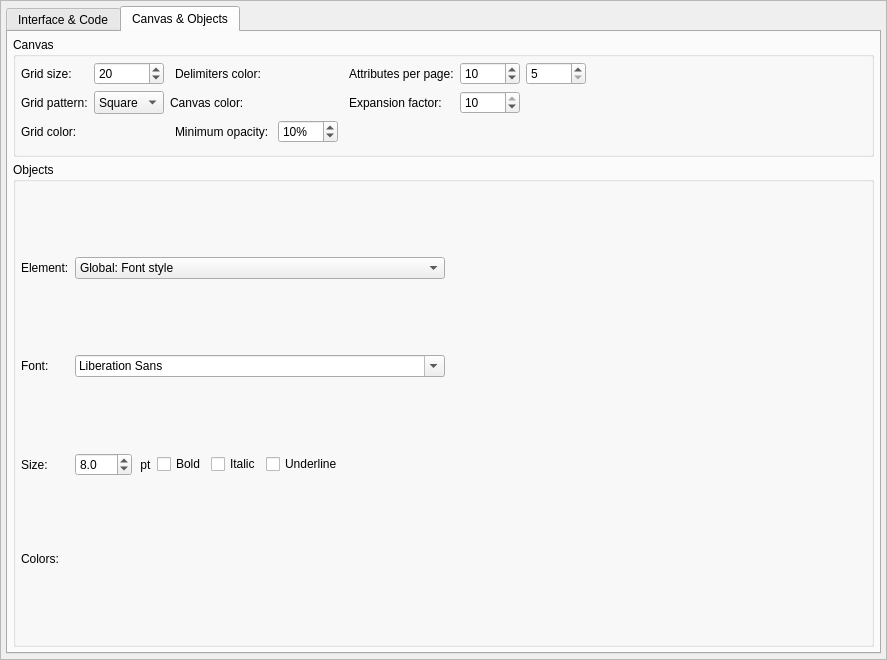
maniac787/pgmodeler, file libs/libgui/ui/settings/appearanceconfigwidget.ui: the form before one commit.
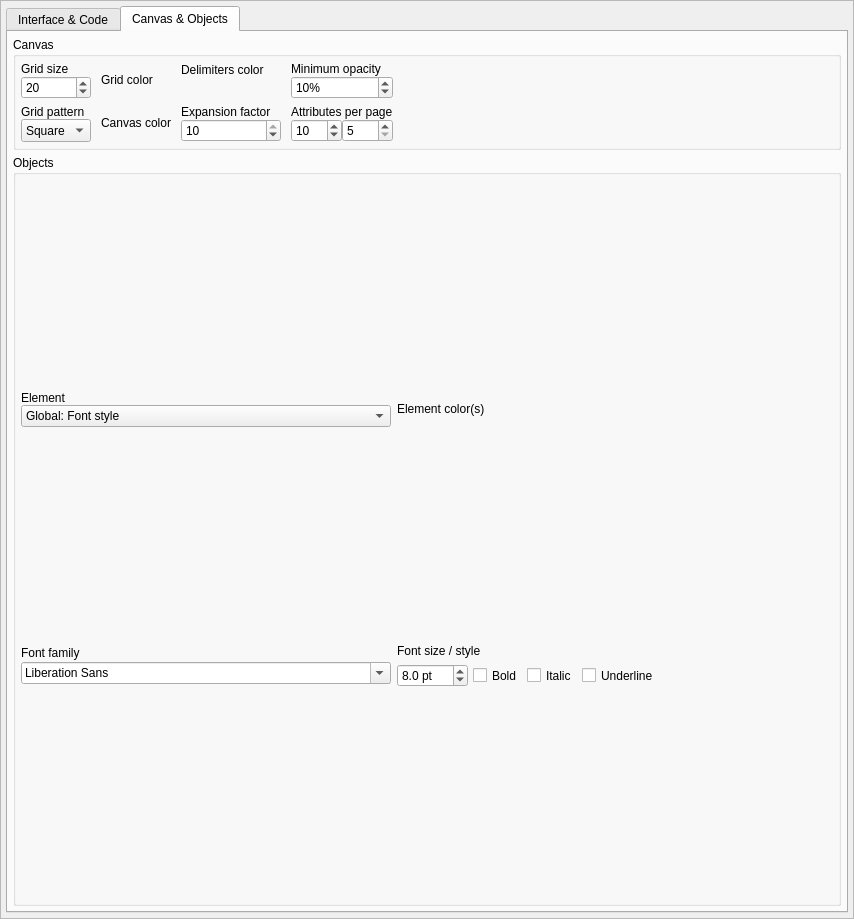
The form after the commit. The open tabs and pages were chosen to show the change. Icons and pictures are not drawn.

Commit message: Continue UI refinements: improve appearanceconfigwidget layout structure

The edit to the form file:
```diff
--- a/libs/libgui/ui/settings/appearanceconfigwidget.ui
+++ b/libs/libgui/ui/settings/appearanceconfigwidget.ui
@@ -6,8 +6,8 @@
    <rect>
     <x>0</x>
     <y>0</y>
-    <width>887</width>
-    <height>660</height>
+    <width>854</width>
+    <height>919</height>
    </rect>
   </property>
   <property name="sizePolicy">
@@ -16,6 +16,12 @@
     <verstretch>0</verstretch>
    </sizepolicy>
   </property>
+  <property name="minimumSize">
+   <size>
+    <width>0</width>
+    <height>0</height>
+   </size>
+  </property>
   <property name="windowTitle">
    <string>Form</string>
   </property>
@@ -85,242 +91,7 @@
           <property name="bottomMargin">
            <number>5</number>
           </property>
-          <property name="horizontalSpacing">
-           <number>5</number>
-          </property>
-          <item row="0" column="2">
-           <widget class="QGroupBox" name="code_style_gb">
-            <property name="sizePolicy">
-             <sizepolicy hsizetype="Expanding" vsizetype="Preferred">
-              <horstretch>0</horstretch>
-              <verstretch>0</verstretch>
-             </sizepolicy>
-            </property>
-            <property name="title">
-             <string>Code style</string>
-            </property>
-            <layout class="QGridLayout" name="gridLayout_2">
-             <property name="leftMargin">
-              <number>5</number>
-             </property>
-             <property name="topMargin">
-              <number>5</number>
-             </property>
-             <property name="rightMargin">
-              <number>5</number>
-             </property>
-             <property name="bottomMargin">
-              <number>5</number>
-             </property>
-             <item row="1" column="1">
-              <layout class="QHBoxLayout" name="code_wgt_colors_lt">
-               <item>
-                <spacer name="horizontalSpacer_2">
-                 <property name="orientation">
-                  <enum>Qt::Orientation::Horizontal</enum>
-                 </property>
-                 <property name="sizeHint" stdset="0">
-                  <size>
-                   <width>40</width>
-                   <height>20</height>
-                  </size>
-                 </property>
-                </spacer>
-               </item>
-              </layout>
-             </item>
-             <item row="2" column="0">
-              <widget class="QLabel" name="label_2">
-               <property name="text">
-                <string>Options:</string>
-               </property>
-              </widget>
-             </item>
-             <item row="0" column="1">
-              <layout class="QHBoxLayout" name="horizontalLayout_6">
-               <item>
-                <widget class="QFontComboBox" name="code_font_cmb">
-                 <property name="sizePolicy">
-                  <sizepolicy hsizetype="Expanding" vsizetype="Fixed">
-                   <horstretch>0</horstretch>
-                   <verstretch>0</verstretch>
-                  </sizepolicy>
-                 </property>
-                 <property name="sizeAdjustPolicy">
-                  <enum>QComboBox::SizeAdjustPolicy::AdjustToContents</enum>
-                 </property>
-                </widget>
-               </item>
-               <item>
-                <widget class="QDoubleSpinBox" name="code_font_size_spb">
-                 <property name="sizePolicy">
-                  <sizepolicy hsizetype="Preferred" vsizetype="Preferred">
-                   <horstretch>0</horstretch>
-                   <verstretch>0</verstretch>
-                  </sizepolicy>
-                 </property>
-                 <property name="specialValueText">
-                  <string/>
-                 </property>
-                 <property name="suffix">
-                  <string> pt</string>
-                 </property>
-                 <property name="decimals">
-                  <number>1</number>
-                 </property>
-                 <property name="minimum">
-                  <double>5.000000000000000</double>
-                 </property>
-                 <property name="maximum">
-                  <double>100.000000000000000</double>
-                 </property>
-                 <property name="singleStep">
-                  <double>0.500000000000000</double>
-                 </property>
-                 <property name="value">
-                  <double>11.000000000000000</double>
-                 </property>
-                </widget>
-               </item>
-              </layout>
-             </item>
              <item row="0" column="0">
-              <widget class="QLabel" name="font_lbl_3">
-               <property name="sizePolicy">
-                <sizepolicy hsizetype="Fixed" vsizetype="Fixed">
-                 <horstretch>0</horstretch>
-                 <verstretch>0</verstretch>
-                </sizepolicy>
-               </property>
-               <property name="text">
-                <string>Font:</string>
-               </property>
-              </widget>
-             </item>
-             <item row="2" column="1">
-              <layout class="QHBoxLayout" name="horizontalLayout_7">
-               <item>
-                <widget class="QCheckBox" name="hightlight_lines_chk">
-                 <property name="sizePolicy">
-                  <sizepolicy hsizetype="Fixed" vsizetype="Fixed">
-                   <horstretch>0</horstretch>
-                   <verstretch>0</verstretch>
-                  </sizepolicy>
-                 </property>
-                 <property name="text">
-                  <string>Highlight lines at cursor's position</string>
-                 </property>
-                 <property name="checked">
-                  <bool>true</bool>
-                 </property>
-                </widget>
-               </item>
-               <item>
-                <widget class="QCheckBox" name="disp_line_numbers_chk">
-                 <property name="sizePolicy">
-                  <sizepolicy hsizetype="Expanding" vsizetype="Fixed">
-                   <horstretch>0</horstretch>
-                   <verstretch>0</verstretch>
-                  </sizepolicy>
-                 </property>
-                 <property name="text">
-                  <string>Display line numbers</string>
-                 </property>
-                 <property name="checked">
-                  <bool>true</bool>
-                 </property>
-                </widget>
-               </item>
-              </layout>
-             </item>
-             <item row="1" column="0">
-              <widget class="QLabel" name="colors_lbl_2">
-               <property name="sizePolicy">
-                <sizepolicy hsizetype="Fixed" vsizetype="Fixed">
-                 <horstretch>0</horstretch>
-                 <verstretch>0</verstretch>
-                </sizepolicy>
-               </property>
-               <property name="text">
-                <string>Colors:</string>
-               </property>
-              </widget>
-             </item>
-             <item row="3" column="1">
-              <layout class="QHBoxLayout" name="horizontalLayout">
-               <property name="spacing">
-                <number>5</number>
-               </property>
-               <item>
-                <widget class="QCheckBox" name="tab_width_chk">
-                 <property name="sizePolicy">
-                  <sizepolicy hsizetype="Fixed" vsizetype="Fixed">
-                   <horstretch>0</horstretch>
-                   <verstretch>0</verstretch>
-                  </sizepolicy>
-                 </property>
-                 <property name="text">
-                  <string>Tab width:</string>
-                 </property>
-                 <property name="checked">
-                  <bool>true</bool>
-                 </property>
-                </widget>
-               </item>
-               <item>
-                <widget class="QSpinBox" name="tab_width_spb">
-                 <property name="enabled">
-                  <bool>true</bool>
-                 </property>
-                 <property name="sizePolicy">
-                  <sizepolicy hsizetype="Preferred" vsizetype="Fixed">
-                   <horstretch>0</horstretch>
-                   <verstretch>0</verstretch>
-                  </sizepolicy>
-                 </property>
-                 <property name="minimum">
-                  <number>1</number>
-                 </property>
-                 <property name="maximum">
-                  <number>100</number>
-                 </property>
-                 <property name="value">
-                  <number>1</number>
-                 </property>
-                </widget>
-               </item>
-               <item>
-                <spacer name="horizontalSpacer">
-                 <property name="orientation">
-                  <enum>Qt::Orientation::Horizontal</enum>
-                 </property>
-                 <property name="sizeHint" stdset="0">
-                  <size>
-                   <width>40</width>
-                   <height>20</height>
-                  </size>
-                 </property>
-                </spacer>
-               </item>
-              </layout>
-             </item>
-            </layout>
-           </widget>
-          </item>
-          <item row="1" column="0" colspan="3">
-           <widget class="QGroupBox" name="code_preview_gb">
-            <property name="sizePolicy">
-             <sizepolicy hsizetype="Preferred" vsizetype="Expanding">
-              <horstretch>0</horstretch>
-              <verstretch>0</verstretch>
-             </sizepolicy>
-            </property>
-            <property name="title">
-             <string>Code style preview</string>
-            </property>
-           </widget>
-          </item>
-          <item row="0" column="0" colspan="2">
            <widget class="QGroupBox" name="ui_theme_gb">
             <property name="sizePolicy">
              <sizepolicy hsizetype="Fixed" vsizetype="Preferred">
@@ -566,12 +337,6 @@
               <verstretch>0</verstretch>
              </sizepolicy>
             </property>
-            <property name="minimumSize">
-             <size>
-              <width>0</width>
-              <height>0</height>
-             </size>
-            </property>
             <property name="title">
              <string>Canvas</string>
             </property>
@@ -588,26 +353,86 @@
              <property name="bottomMargin">
               <number>5</number>
              </property>
-             <item row="0" column="2">
-              <widget class="QLabel" name="delimiters_color_lbl">
+             <property name="horizontalSpacing">
+              <number>10</number>
+             </property>
+             <item row="0" column="3">
+              <layout class="QVBoxLayout" name="verticalLayout_12">
+               <item>
+                <widget class="QLabel" name="min_obj_opacity_lbl">
                <property name="sizePolicy">
-                <sizepolicy hsizetype="Fixed" vsizetype="Preferred">
+                  <sizepolicy hsizetype="Preferred" vsizetype="Fixed">
                  <horstretch>0</horstretch>
                  <verstretch>0</verstretch>
                 </sizepolicy>
+                 </property>
+                 <property name="text">
+                  <string>Minimum opacity </string>
+                 </property>
+                </widget>
+               </item>
+               <item>
+                <layout class="QHBoxLayout" name="horizontalLayout_6">
+                 <item>
+                  <widget class="QSpinBox" name="min_obj_opacity_spb">
+                   <property name="sizePolicy">
+                    <sizepolicy hsizetype="Preferred" vsizetype="Preferred">
+                     <horstretch>0</horstretch>
+                     <verstretch>0</verstretch>
+                    </sizepolicy>
+                   </property>
+                   <property name="minimumSize">
+                    <size>
+                     <width>100</width>
+                     <height>0</height>
+                    </size>
+                   </property>
+                   <property name="toolTip">
+                    <string>&lt;p&gt;Defines the minimum opacity percentage applied to the objects when using the fade out feature. A zero opacity causes the object to be completely hidden not being possible to interact with it in the canvas area.&lt;/p&gt;</string>
                </property>
                <property name="statusTip">
                 <string/>
                </property>
-               <property name="text">
-                <string>Delimiters color:</string>
-               </property>
-               <property name="indent">
+                   <property name="suffix">
+                    <string>%</string>
+                   </property>
+                   <property name="minimum">
+                    <number>0</number>
+                   </property>
+                   <property name="maximum">
+                    <number>70</number>
+                   </property>
+                   <property name="singleStep">
                 <number>5</number>
                </property>
-              </widget>
-             </item>
-             <item row="0" column="1">
+                   <property name="value">
+                    <number>10</number>
+                   </property>
+                  </widget>
+                 </item>
+                </layout>
+               </item>
+              </layout>
+             </item>
+             <item row="0" column="0">
+              <layout class="QVBoxLayout" name="verticalLayout_16">
+               <item>
+                <widget class="QLabel" name="grid_size_lbl">
+                 <property name="sizePolicy">
+                  <sizepolicy hsizetype="Fixed" vsizetype="Fixed">
+                   <horstretch>0</horstretch>
+                   <verstretch>0</verstretch>
+                  </sizepolicy>
+                 </property>
+                 <property name="statusTip">
+                  <string/>
+                 </property>
+                 <property name="text">
+                  <string>Grid size</string>
+                 </property>
+                </widget>
+               </item>
+               <item>
               <widget class="QSpinBox" name="grid_size_spb">
                <property name="sizePolicy">
                 <sizepolicy hsizetype="Preferred" vsizetype="Preferred">
@@ -635,7 +460,27 @@
                </property>
               </widget>
              </item>
-             <item row="1" column="1">
+              </layout>
+             </item>
+             <item row="1" column="0">
+              <layout class="QVBoxLayout" name="verticalLayout_13">
+               <item>
+                <widget class="QLabel" name="grid_pattern_lbl">
+                 <property name="sizePolicy">
+                  <sizepolicy hsizetype="Fixed" vsizetype="Fixed">
+                   <horstretch>0</horstretch>
+                   <verstretch>0</verstretch>
+                  </sizepolicy>
+                 </property>
+                 <property name="statusTip">
+                  <string/>
+                 </property>
+                 <property name="text">
+                  <string>Grid pattern</string>
+                 </property>
+                </widget>
+               </item>
+               <item>
               <widget class="QComboBox" name="grid_pattern_cmb">
                <property name="sizePolicy">
                 <sizepolicy hsizetype="Preferred" vsizetype="Preferred">
@@ -655,30 +500,14 @@
                </item>
               </widget>
              </item>
-             <item row="0" column="3">
-              <layout class="QHBoxLayout" name="delimiters_color_lt">
-               <property name="leftMargin">
-                <number>0</number>
-               </property>
-               <item>
-                <spacer name="horizontalSpacer_3">
-                 <property name="orientation">
-                  <enum>Qt::Orientation::Horizontal</enum>
-                 </property>
-                 <property name="sizeHint" stdset="0">
-                  <size>
-                   <width>40</width>
-                   <height>20</height>
-                  </size>
-                 </property>
-                </spacer>
-               </item>
               </layout>
              </item>
-             <item row="1" column="0">
-              <widget class="QLabel" name="grid_pattern_lbl">
+             <item row="1" column="1">
+              <layout class="QVBoxLayout" name="verticalLayout_14">
+               <item>
+                <widget class="QLabel" name="canvas_color">
                <property name="sizePolicy">
-                <sizepolicy hsizetype="Preferred" vsizetype="Preferred">
+                  <sizepolicy hsizetype="Fixed" vsizetype="Fixed">
                  <horstretch>0</horstretch>
                  <verstretch>0</verstretch>
                 </sizepolicy>
@@ -687,14 +516,19 @@
                 <string/>
                </property>
                <property name="text">
-                <string>Grid pattern:</string>
+                  <string>Canvas color</string>
+                 </property>
+                 <property name="indent">
+                  <number>0</number>
                </property>
               </widget>
              </item>
-             <item row="2" column="1">
-              <layout class="QHBoxLayout" name="grid_color_lt"/>
-             </item>
-             <item row="0" column="6" rowspan="4">
+               <item>
+                <layout class="QHBoxLayout" name="canvas_color_lt"/>
+               </item>
+              </layout>
+             </item>
+             <item row="0" column="5" rowspan="2">
               <spacer name="horizontalSpacer_10">
                <property name="orientation">
                 <enum>Qt::Orientation::Horizontal</enum>
@@ -707,10 +541,12 @@
                </property>
               </spacer>
              </item>
-             <item row="2" column="0">
+             <item row="0" column="1">
+              <layout class="QVBoxLayout" name="verticalLayout_11">
+               <item>
               <widget class="QLabel" name="grid_line_color_lbl">
                <property name="sizePolicy">
-                <sizepolicy hsizetype="Preferred" vsizetype="Preferred">
+                  <sizepolicy hsizetype="Preferred" vsizetype="Fixed">
                  <horstretch>0</horstretch>
                  <verstretch>0</verstretch>
                 </sizepolicy>
@@ -719,130 +555,144 @@
                 <string/>
                </property>
                <property name="text">
-                <string>Grid color:</string>
+                  <string>Grid color</string>
                </property>
               </widget>
              </item>
-             <item row="0" column="0">
-              <widget class="QLabel" name="grid_size_lbl">
-               <property name="sizePolicy">
-                <sizepolicy hsizetype="Preferred" vsizetype="Preferred">
-                 <horstretch>0</horstretch>
-                 <verstretch>0</verstretch>
-                </sizepolicy>
-               </property>
-               <property name="statusTip">
-                <string/>
-               </property>
-               <property name="text">
-                <string>Grid size:</string>
-               </property>
-              </widget>
+               <item>
+                <layout class="QHBoxLayout" name="grid_color_lt"/>
+               </item>
+              </layout>
              </item>
              <item row="1" column="2">
-              <widget class="QLabel" name="canvas_color">
+              <layout class="QVBoxLayout" name="verticalLayout_15">
+               <item>
+                <widget class="QLabel" name="expansion_factor_lbl">
                <property name="sizePolicy">
-                <sizepolicy hsizetype="Fixed" vsizetype="Preferred">
+                  <sizepolicy hsizetype="Preferred" vsizetype="Fixed">
                  <horstretch>0</horstretch>
                  <verstretch>0</verstretch>
                 </sizepolicy>
                </property>
+                 <property name="text">
+                  <string>Expansion factor</string>
+                 </property>
+                 <property name="margin">
+                  <number>0</number>
+                 </property>
+                </widget>
+               </item>
+               <item>
+                <layout class="QHBoxLayout" name="horizontalLayout">
+                 <property name="bottomMargin">
+                  <number>0</number>
+                 </property>
+                 <item>
+                  <widget class="QSpinBox" name="expansion_factor_spb">
+                   <property name="sizePolicy">
+                    <sizepolicy hsizetype="Preferred" vsizetype="Preferred">
+                     <horstretch>0</horstretch>
+                     <verstretch>0</verstretch>
+                    </sizepolicy>
+                   </property>
+                   <property name="minimumSize">
+                    <size>
+                     <width>100</width>
+                     <height>0</height>
+                    </size>
+                   </property>
+                   <property name="toolTip">
+                    <string>&lt;p&gt;The expansion factor is the number of times the current page dimension (width and height) is used to expand the canvas geometry to a certain direction (top, left, bottom, or right). The page dimension can be adjusted in the printing options.&lt;/p&gt;</string>
+                   </property>
                <property name="statusTip">
                 <string/>
                </property>
+                   <property name="minimum">
+                    <number>1</number>
+                   </property>
+                   <property name="maximum">
+                    <number>10</number>
+                   </property>
+                   <property name="singleStep">
+                    <number>1</number>
+                   </property>
+                   <property name="value">
+                    <number>10</number>
+                   </property>
+                  </widget>
+                 </item>
+                </layout>
+               </item>
+              </layout>
+             </item>
+             <item row="0" column="2">
+              <layout class="QVBoxLayout" name="verticalLayout_17">
+               <item>
+                <widget class="QLabel" name="delimiters_color_lbl">
+                 <property name="sizePolicy">
+                  <sizepolicy hsizetype="Fixed" vsizetype="Fixed">
+                   <horstretch>0</horstretch>
+                   <verstretch>0</verstretch>
+                  </sizepolicy>
+                 </property>
+                 <property name="statusTip">
+                  <string/>
+                 </property>
                <property name="text">
-                <string>Canvas color:</string>
-               </property>
-               <property name="indent">
+                  <string>Delimiters color</string>
+                 </property>
+                </widget>
+               </item>
+               <item>
+                <layout class="QHBoxLayout" name="delimiters_color_lt">
+                 <property name="leftMargin">
                 <number>0</number>
                </property>
-              </widget>
+                 <item>
+                  <spacer name="horizontalSpacer_3">
+                   <property name="orientation">
+                    <enum>Qt::Orientation::Horizontal</enum>
+                   </property>
+                   <property name="sizeHint" stdset="0">
+                    <size>
+                     <width>40</width>
+                     <height>20</height>
+                    </size>
+                   </property>
+                  </spacer>
+                 </item>
+                </layout>
+               </item>
+              </layout>
              </item>
              <item row="1" column="3">
-              <layout class="QHBoxLayout" name="canvas_color_lt"/>
-             </item>
-             <item row="2" column="2">
-              <widget class="QLabel" name="min_obj_opacity_lbl">
-               <property name="sizePolicy">
-                <sizepolicy hsizetype="Preferred" vsizetype="Preferred">
-                 <horstretch>0</horstretch>
-                 <verstretch>0</verstretch>
-                </sizepolicy>
-               </property>
-               <property name="text">
-                <string>Minimum opacity: </string>
-               </property>
-               <property name="indent">
-                <number>5</number>
-               </property>
-              </widget>
-             </item>
-             <item row="2" column="3">
-              <widget class="QSpinBox" name="min_obj_opacity_spb">
-               <property name="sizePolicy">
-                <sizepolicy hsizetype="Fixed" vsizetype="Preferred">
-                 <horstretch>0</horstretch>
-                 <verstretch>0</verstretch>
-                </sizepolicy>
-               </property>
-               <property name="minimumSize">
-                <size>
-                 <width>60</width>
-                 <height>0</height>
-                </size>
-               </property>
-               <property name="toolTip">
-                <string>&lt;p&gt;Defines the minimum opacity percentage applied to the objects when using the fade out feature. A zero opacity causes the object to be completely hidden not being possible to interact with it in the canvas area.&lt;/p&gt;</string>
-               </property>
-               <property name="statusTip">
-                <string/>
-               </property>
-               <property name="suffix">
-                <string>%</string>
-               </property>
-               <property name="minimum">
-                <number>0</number>
-               </property>
-               <property name="maximum">
-                <number>70</number>
-               </property>
-               <property name="singleStep">
-                <number>5</number>
-               </property>
-               <property name="value">
-                <number>10</number>
-               </property>
-              </widget>
-             </item>
-             <item row="0" column="4">
+              <layout class="QVBoxLayout" name="verticalLayout_18">
+               <item>
               <widget class="QLabel" name="attributes_per_page_lbl">
                <property name="sizePolicy">
-                <sizepolicy hsizetype="Preferred" vsizetype="Preferred">
+                  <sizepolicy hsizetype="Preferred" vsizetype="Fixed">
                  <horstretch>0</horstretch>
                  <verstretch>0</verstretch>
                 </sizepolicy>
                </property>
                <property name="text">
-                <string>Attributes per page:</string>
-               </property>
-               <property name="indent">
-                <number>5</number>
+                  <string>Attributes per page</string>
                </property>
               </widget>
              </item>
-             <item row="0" column="5">
+               <item>
               <layout class="QHBoxLayout" name="horizontalLayout_2">
                <item>
                 <widget class="QSpinBox" name="attribs_per_page_spb">
                  <property name="sizePolicy">
-                  <sizepolicy hsizetype="Minimum" vsizetype="Preferred">
+                    <sizepolicy hsizetype="Preferred" vsizetype="Preferred">
                    <horstretch>0</horstretch>
                    <verstretch>0</verstretch>
                   </sizepolicy>
                  </property>
                  <property name="minimumSize">
                   <size>
-                   <width>60</width>
+                     <width>50</width>
                    <height>0</height>
                   </size>
                  </property>
@@ -869,69 +719,14 @@
                <item>
                 <widget class="QSpinBox" name="ext_attribs_per_page_spb">
                  <property name="sizePolicy">
-                  <sizepolicy hsizetype="Minimum" vsizetype="Preferred">
-                   <horstretch>0</horstretch>
-                   <verstretch>0</verstretch>
-                  </sizepolicy>
-                 </property>
-                 <property name="minimumSize">
-                  <size>
-                   <width>60</width>
-                   <height>0</height>
-                  </size>
-                 </property>
-                 <property name="toolTip">
-                  <string>&lt;p&gt;Defines the minimum amount of attributes visible per page on tables and view when the pagination is enabled on these objects.&lt;/p&gt;</string>
-                 </property>
-                 <property name="statusTip">
-                  <string/>
-                 </property>
-                 <property name="minimum">
-                  <number>5</number>
-                 </property>
-                 <property name="maximum">
-                  <number>100</number>
-                 </property>
-                 <property name="singleStep">
-                  <number>5</number>
-                 </property>
-                 <property name="value">
-                  <number>5</number>
-                 </property>
-                </widget>
-               </item>
-              </layout>
-             </item>
-             <item row="1" column="4">
-              <widget class="QLabel" name="expansion_factor_lbl">
-               <property name="sizePolicy">
                 <sizepolicy hsizetype="Preferred" vsizetype="Preferred">
                  <horstretch>0</horstretch>
                  <verstretch>0</verstretch>
                 </sizepolicy>
                </property>
-               <property name="text">
-                <string>Expansion factor:</string>
-               </property>
-               <property name="margin">
-                <number>0</number>
-               </property>
-               <property name="indent">
-                <number>5</number>
-               </property>
-              </widget>
-             </item>
-             <item row="1" column="5">
-              <widget class="QSpinBox" name="expansion_factor_spb">
-               <property name="sizePolicy">
-                <sizepolicy hsizetype="Fixed" vsizetype="Preferred">
-                 <horstretch>0</horstretch>
-                 <verstretch>0</verstretch>
-                </sizepolicy>
-               </property>
                <property name="minimumSize">
                 <size>
-                 <width>60</width>
+                     <width>50</width>
                  <height>0</height>
                 </size>
                </property>
@@ -942,18 +737,22 @@
                 <string/>
                </property>
                <property name="minimum">
-                <number>1</number>
+                    <number>5</number>
                </property>
                <property name="maximum">
-                <number>10</number>
+                    <number>100</number>
                </property>
                <property name="singleStep">
                 <number>1</number>
                </property>
                <property name="value">
-                <number>10</number>
-               </property>
-              </widget>
+                    <number>5</number>
+                   </property>
+                  </widget>
+                 </item>
+                </layout>
+               </item>
+              </layout>
              </item>
             </layout>
            </widget>
@@ -983,6 +782,14 @@
               <number>5</number>
              </property>
              <item row="0" column="0">
+              <layout class="QVBoxLayout" name="verticalLayout_19">
+               <property name="spacing">
+                <number>0</number>
+               </property>
+               <property name="leftMargin">
+                <number>0</number>
+               </property>
+               <item>
               <widget class="QLabel" name="element_lbl">
                <property name="sizePolicy">
                 <sizepolicy hsizetype="Fixed" vsizetype="Fixed">
@@ -991,18 +798,10 @@
                 </sizepolicy>
                </property>
                <property name="text">
-                <string>Element:</string>
+                  <string>Element</string>
                </property>
               </widget>
              </item>
-             <item row="0" column="1" colspan="4">
-              <layout class="QHBoxLayout" name="horizontalLayout_8">
-               <property name="spacing">
-                <number>0</number>
-               </property>
-               <property name="leftMargin">
-                <number>0</number>
-               </property>
                <item>
                 <widget class="QComboBox" name="element_cmb">
                  <property name="sizePolicy">
@@ -1356,22 +1155,34 @@
                  </item>
                 </widget>
                </item>
+              </layout>
+             </item>
+             <item row="0" column="1">
+              <layout class="QVBoxLayout" name="verticalLayout_23">
                <item>
-                <spacer name="horizontalSpacer_6">
-                 <property name="orientation">
-                  <enum>Qt::Orientation::Horizontal</enum>
+                <widget class="QLabel" name="colors_lbl">
+                 <property name="sizePolicy">
+                  <sizepolicy hsizetype="Fixed" vsizetype="Fixed">
+                   <horstretch>0</horstretch>
+                   <verstretch>0</verstretch>
+                  </sizepolicy>
                  </property>
-                 <property name="sizeHint" stdset="0">
-                  <size>
-                   <width>40</width>
-                   <height>20</height>
-                  </size>
+                 <property name="text">
+                  <string>Element color(s)</string>
                  </property>
-                </spacer>
+                </widget>
+               </item>
+               <item>
+                <layout class="QVBoxLayout" name="elem_colors_lt"/>
                </item>
               </layout>
              </item>
              <item row="1" column="0">
+              <layout class="QVBoxLayout" name="verticalLayout_20">
+               <property name="spacing">
+                <number>0</number>
+               </property>
+               <item>
               <widget class="QLabel" name="font_lbl">
                <property name="sizePolicy">
                 <sizepolicy hsizetype="Fixed" vsizetype="Fixed">
@@ -1380,15 +1191,10 @@
                 </sizepolicy>
                </property>
                <property name="text">
-                <string>Font:</string>
+                  <string>Font family</string>
                </property>
               </widget>
              </item>
-             <item row="1" column="1" colspan="4">
-              <layout class="QHBoxLayout" name="horizontalLayout_3">
-               <property name="spacing">
-                <number>0</number>
-               </property>
                <item>
                 <widget class="QFontComboBox" name="elem_font_cmb">
                  <property name="sizePolicy">
@@ -1411,54 +1217,39 @@
                  </property>
                 </widget>
                </item>
-               <item>
-                <spacer name="horizontalSpacer_5">
-                 <property name="orientation">
-                  <enum>Qt::Orientation::Horizontal</enum>
-                 </property>
-                 <property name="sizeHint" stdset="0">
-                  <size>
-                   <width>40</width>
-                   <height>20</height>
-                  </size>
-                 </property>
-                </spacer>
-               </item>
               </layout>
              </item>
-             <item row="3" column="0">
-              <widget class="QLabel" name="colors_lbl">
-               <property name="sizePolicy">
-                <sizepolicy hsizetype="Fixed" vsizetype="Fixed">
-                 <horstretch>0</horstretch>
-                 <verstretch>0</verstretch>
-                </sizepolicy>
-               </property>
-               <property name="text">
-                <string>Colors:</string>
-               </property>
-              </widget>
-             </item>
-             <item row="2" column="0">
+             <item row="1" column="1">
+              <layout class="QVBoxLayout" name="verticalLayout_21">
+               <item>
               <widget class="QLabel" name="label_3">
                <property name="sizePolicy">
-                <sizepolicy hsizetype="Fixed" vsizetype="Preferred">
+                  <sizepolicy hsizetype="Fixed" vsizetype="Fixed">
                  <horstretch>0</horstretch>
                  <verstretch>0</verstretch>
                 </sizepolicy>
                </property>
                <property name="text">
-                <string>Size:</string>
+                  <string>Font size / style</string>
                </property>
               </widget>
              </item>
-             <item row="2" column="1" colspan="4">
+               <item>
               <layout class="QHBoxLayout" name="horizontalLayout_4">
                <property name="spacing">
                 <number>5</number>
                </property>
                <item>
                 <widget class="QDoubleSpinBox" name="elem_font_size_spb">
+                   <property name="sizePolicy">
+                    <sizepolicy hsizetype="Preferred" vsizetype="Preferred">
+                     <horstretch>0</horstretch>
+                     <verstretch>0</verstretch>
+                    </sizepolicy>
+                   </property>
+                   <property name="suffix">
+                    <string> pt</string>
+                   </property>
                  <property name="decimals">
                   <number>1</number>
                  </property>
@@ -1476,20 +1267,10 @@
                  </property>
                 </widget>
                </item>
-               <item>
-                <widget class="QLabel" name="unity_lbl">
-                 <property name="text">
-                  <string> pt</string>
-                 </property>
-                 <property name="indent">
-                  <number>0</number>
-                 </property>
-                </widget>
-               </item>
                <item>
                 <widget class="QCheckBox" name="bold_chk">
                  <property name="sizePolicy">
-                  <sizepolicy hsizetype="Fixed" vsizetype="Fixed">
+                    <sizepolicy hsizetype="Fixed" vsizetype="Preferred">
                    <horstretch>0</horstretch>
                    <verstretch>0</verstretch>
                   </sizepolicy>
@@ -1507,7 +1288,7 @@
                <item>
                 <widget class="QCheckBox" name="italic_chk">
                  <property name="sizePolicy">
-                  <sizepolicy hsizetype="Fixed" vsizetype="Fixed">
+                    <sizepolicy hsizetype="Fixed" vsizetype="Preferred">
                    <horstretch>0</horstretch>
                    <verstretch>0</verstretch>
                   </sizepolicy>
@@ -1525,7 +1306,7 @@
                <item>
                 <widget class="QCheckBox" name="underline_chk">
                  <property name="sizePolicy">
-                  <sizepolicy hsizetype="Expanding" vsizetype="Fixed">
+                    <sizepolicy hsizetype="Expanding" vsizetype="Preferred">
                    <horstretch>0</horstretch>
                    <verstretch>0</verstretch>
                   </sizepolicy>
@@ -1534,6 +1315,8 @@
                   <string>Underline</string>
                  </property>
                 </widget>
+                 </item>
+                </layout>
                </item>
               </layout>
              </item>
```
Left out of the diff: 372 changed lines with no effect on the pictures. Lines whose indentation alone changed are shown as unchanged. The commit also changes 1 other file.
